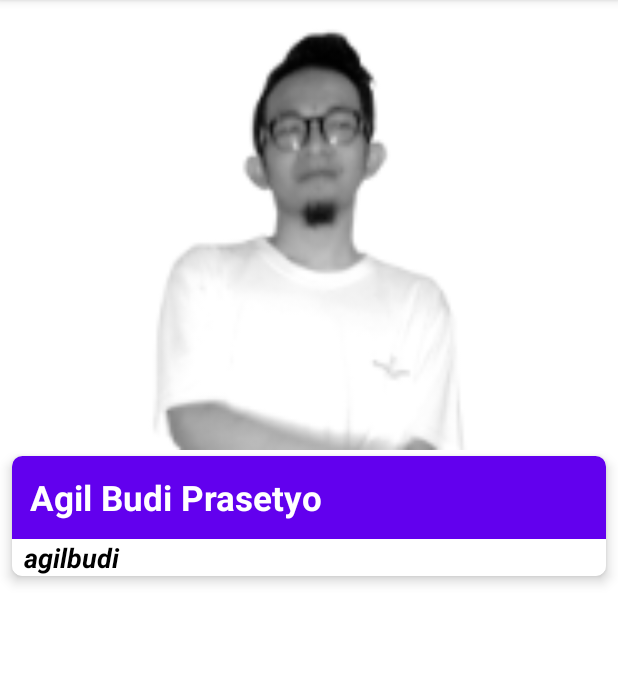
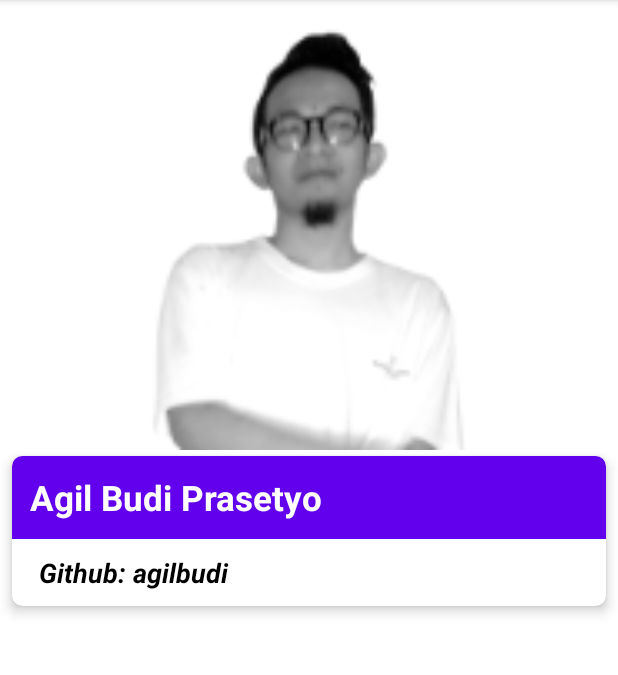
Before and after one commit to agilbudi/VIX-Schoters-Agil, an Android app: the fragment AboutFragment shown on its own in the app's theme, on a phone screen of 412 x 824 dp, the part 84-759 px from its top. Run offline under Robolectric (Android 15) with nearby library versions, the phone set to English and light mode, and no system bars; pictures from the network do not load.

Commit message:
update bookmark and about

```diff
--- a/app/src/main/AndroidManifest.xml
+++ b/app/src/main/AndroidManifest.xml
@@ -24,7 +24,7 @@
             android:exported="false"
             android:screenOrientation="nosensor" />
         <activity
-            android:name=".MainActivity"
+            android:name=".ui.MainActivity"
             android:exported="true"
             android:screenOrientation="nosensor">
             <intent-filter>
--- a/app/src/main/java/com/agilbudiprasetyo/newsapp/data/local/room/NewsDao.kt
+++ b/app/src/main/java/com/agilbudiprasetyo/newsapp/data/local/room/NewsDao.kt
@@ -3,7 +3,6 @@ package com.agilbudiprasetyo.newsapp.data.local.room
 import androidx.lifecycle.LiveData
 import androidx.paging.PagingSource
 import androidx.room.*
-import com.agilbudiprasetyo.newsapp.data.local.entity.BookmarkEntity
 import com.agilbudiprasetyo.newsapp.data.local.entity.NewsEntity
 
 @Dao
--- a/app/src/main/java/com/agilbudiprasetyo/newsapp/MainActivity.kt
+++ b/app/src/main/java/com/agilbudiprasetyo/newsapp/ui/MainActivity.kt
@@ -1,4 +1,4 @@
-package com.agilbudiprasetyo.newsapp
+package com.agilbudiprasetyo.newsapp.ui
 
 import androidx.appcompat.app.AppCompatActivity
 import android.os.Bundle
@@ -6,6 +6,7 @@ import androidx.navigation.findNavController
 import androidx.navigation.ui.AppBarConfiguration
 import androidx.navigation.ui.setupActionBarWithNavController
 import androidx.navigation.ui.setupWithNavController
+import com.agilbudiprasetyo.newsapp.R
 import com.agilbudiprasetyo.newsapp.databinding.ActivityMainBinding
 
 class MainActivity : AppCompatActivity() {
@@ -18,7 +19,7 @@ class MainActivity : AppCompatActivity() {
 
         val navController = findNavController(R.id.nav_host_fragment)
         val appBarConfiguration = AppBarConfiguration.Builder(
-            R.id.navigation_bookmark,R.id.navigation_news,R.id.navigation_about
+            R.id.navigation_bookmark, R.id.navigation_news, R.id.navigation_about
         ).build()
 
         setupActionBarWithNavController(navController, appBarConfiguration)
--- a/app/src/main/java/com/agilbudiprasetyo/newsapp/ui/home/AboutFragment.kt
+++ b/app/src/main/java/com/agilbudiprasetyo/newsapp/ui/home/AboutFragment.kt
@@ -1,5 +1,6 @@
 package com.agilbudiprasetyo.newsapp.ui.home
 
+import android.content.pm.ActivityInfo
 import android.os.Bundle
 import androidx.fragment.app.Fragment
 import android.view.LayoutInflater
@@ -17,19 +18,21 @@ class AboutFragment : Fragment() {
     override fun onCreateView(
         inflater: LayoutInflater, container: ViewGroup?,
         savedInstanceState: Bundle?
-    ): View? {
+    ): View {
         _binding = FragmentAboutBinding.inflate(inflater, container, false)
-        return binding?.root
+        return binding.root
     }
 
     override fun onViewCreated(view: View, savedInstanceState: Bundle?) {
         super.onViewCreated(view, savedInstanceState)
+        val name = resources.getString(R.string.name)
+        val usernameGithub = "Github: "+ resources.getString(R.string.username_github)
             Glide.with(view.context)
                 .load(ContextCompat.getDrawable(view.context, R.mipmap.ic_photo))
                 .apply(RequestOptions().centerCrop())
                 .into(binding.ivAboutImage)
-            binding.tvAboutName.text = "Agil Budi Prasetyo"
-            binding.tvAboutGithub.text = "agilbudi"
+            binding.tvAboutName.text = name
+            binding.tvAboutGithub.text = usernameGithub
     }
 
 }
--- a/app/src/main/res/layout/activity_main.xml
+++ b/app/src/main/res/layout/activity_main.xml
@@ -5,7 +5,7 @@
     android:layout_width="match_parent"
     android:layout_height="match_parent"
     android:background="@android:color/darker_gray"
-    tools:context=".MainActivity">
+    tools:context=".ui.MainActivity">
 
     <com.google.android.material.bottomnavigation.BottomNavigationView
         android:id="@+id/nav_bottom"
--- a/app/src/main/res/layout/fragment_about.xml
+++ b/app/src/main/res/layout/fragment_about.xml
@@ -17,7 +17,6 @@
             android:id="@+id/collapsing_toolbar"
             android:layout_width="match_parent"
             android:layout_height="match_parent"
-            android:transitionName="name"
             app:expandedTitleTextColor="?colorSecondary"
             app:contentScrim="?attr/colorPrimary"
             app:layout_scrollFlags="scroll|snap|exitUntilCollapsed">
@@ -27,12 +26,6 @@
                 android:layout_height="match_parent"
                 tools:src="@mipmap/ic_photo"
                 tools:scaleType="centerCrop"/>
-
-            <androidx.appcompat.widget.Toolbar
-                android:id="@+id/toolbar"
-                android:layout_width="match_parent"
-                android:layout_height="?attr/actionBarSize"
-                app:layout_collapseMode="pin"/>
         </com.google.android.material.appbar.CollapsingToolbarLayout>
 
     </com.google.android.material.appbar.AppBarLayout>
@@ -70,6 +63,7 @@
                         android:id="@+id/tv_about_github"
                         android:layout_width="match_parent"
                         android:layout_height="wrap_content"
+                        android:layout_margin="10dp"
                         android:paddingStart="8dp"
                         android:paddingEnd="8dp"
                         android:background="@android:color/white"
--- a/app/src/main/res/values/strings.xml
+++ b/app/src/main/res/values/strings.xml
@@ -8,7 +8,7 @@
 
     <string name="hello_blank_fragment">Hello blank fragment</string>
     <string name="title_activity_web_view">WebViewActivity</string>
-    <!-- Strings used for fragments for navigation -->
+
     <string name="first_fragment_label">First Fragment</string>
     <string name="second_fragment_label">Second Fragment</string>
     <string name="next">Next</string>
@@ -16,4 +16,6 @@
 
     <string name="hello_first_fragment">Hello first fragment</string>
     <string name="hello_second_fragment">Hello second fragment. Arg: %1$s</string>
+    <string name="name">Agil Budi Prasetyo</string>
+    <string name="username_github">agilbudi</string>
 </resources>
```
Also changed, not shown: app/src/main/java/com/agilbudiprasetyo/newsapp/data/local/entity/BookmarkEntity.kt (+19 -1 lines), app/src/main/java/com/agilbudiprasetyo/newsapp/data/repository/NewsRepository.kt (+11 -28 lines).
